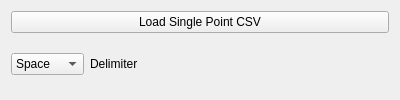
Qt form src/WhiskerToolbox/IO_Widgets/PointLoaderWidget/CSV/CSVPointLoader_Widget.ui (paulmthompson/WhiskerToolbox) before a commit.
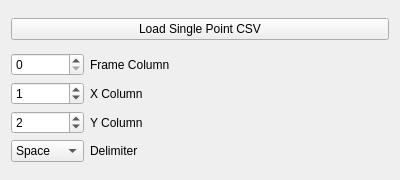
The same form after that commit.

Commit message: add more options to CSVPointLoader

The edit to the form file:
```diff
--- a/src/WhiskerToolbox/IO_Widgets/PointLoaderWidget/CSV/CSVPointLoader_Widget.ui
+++ b/src/WhiskerToolbox/IO_Widgets/PointLoaderWidget/CSV/CSVPointLoader_Widget.ui
@@ -7,7 +7,7 @@
     <x>0</x>
     <y>0</y>
     <width>400</width>
-    <height>100</height>
+    <height>180</height>
    </rect>
   </property>
   <property name="windowTitle">
@@ -22,8 +22,89 @@
     </widget>
    </item>
    <item>
-    <layout class="QHBoxLayout" name="horizontalLayout">
-     <item>
+    <layout class="QGridLayout" name="gridLayout">
+     <item row="0" column="0">
+      <widget class="QSpinBox" name="frame_column_spinbox">
+       <property name="value">
+        <number>0</number>
+       </property>
+      </widget>
+     </item>
+     <item row="0" column="1">
+      <widget class="QLabel" name="label_frame_column">
+       <property name="text">
+        <string>Frame Column</string>
+       </property>
+      </widget>
+     </item>
+     <item row="0" column="2">
+      <spacer name="horizontalSpacer_columns1">
+       <property name="orientation">
+        <enum>Qt::Orientation::Horizontal</enum>
+       </property>
+       <property name="sizeHint" stdset="0">
+        <size>
+         <width>40</width>
+         <height>20</height>
+        </size>
+       </property>
+      </spacer>
+     </item>
+     <item row="1" column="0">
+      <widget class="QSpinBox" name="x_column_spinbox">
+       <property name="value">
+        <number>1</number>
+       </property>
+      </widget>
+     </item>
+     <item row="1" column="1">
+      <widget class="QLabel" name="label_x_column">
+       <property name="text">
+        <string>X Column</string>
+       </property>
+      </widget>
+     </item>
+     <item row="1" column="2">
+      <spacer name="horizontalSpacer_columns2">
+       <property name="orientation">
+        <enum>Qt::Orientation::Horizontal</enum>
+       </property>
+       <property name="sizeHint" stdset="0">
+        <size>
+         <width>40</width>
+         <height>20</height>
+        </size>
+       </property>
+      </spacer>
+     </item>
+     <item row="2" column="0">
+      <widget class="QSpinBox" name="y_column_spinbox">
+       <property name="value">
+        <number>2</number>
+       </property>
+      </widget>
+     </item>
+     <item row="2" column="1">
+      <widget class="QLabel" name="label_y_column">
+       <property name="text">
+        <string>Y Column</string>
+       </property>
+      </widget>
+     </item>
+     <item row="2" column="2">
+      <spacer name="horizontalSpacer_columns3">
+       <property name="orientation">
+        <enum>Qt::Orientation::Horizontal</enum>
+       </property>
+       <property name="sizeHint" stdset="0">
+        <size>
+         <width>40</width>
+         <height>20</height>
+        </size>
+       </property>
+      </spacer>
+     </item>
+     <item row="3" column="0">
       <widget class="QComboBox" name="delimiter_combo">
        <item>
         <property name="text">
@@ -37,15 +118,15 @@
        </item>
       </widget>
      </item>
-     <item>
+     <item row="3" column="1">
       <widget class="QLabel" name="label_delimiter">
        <property name="text">
         <string>Delimiter</string>
        </property>
       </widget>
      </item>
-     <item>
-      <spacer name="horizontalSpacer">
+     <item row="3" column="2">
+      <spacer name="horizontalSpacer_delimiter">
        <property name="orientation">
         <enum>Qt::Orientation::Horizontal</enum>
        </property>
```
The commit also changes 4 other files.
